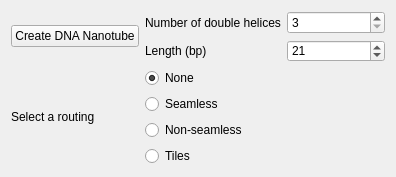
edellano/Adenita-SAMSON-Edition, file AdenitaCoreSE/form/SENanotubeCreatorEditorGUI.ui: the form before one commit.
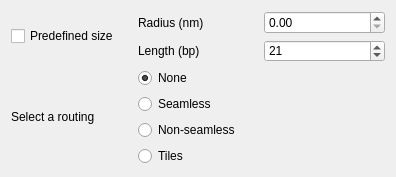
The form after the commit.

Commit message: Added possibility of manually define predefined nanotubes to nanotube editor

What changed in the file:
```diff
--- a/AdenitaCoreSE/form/SENanotubeCreatorEditorGUI.ui
+++ b/AdenitaCoreSE/form/SENanotubeCreatorEditorGUI.ui
@@ -22,13 +22,6 @@
   <layout class="QVBoxLayout" name="verticalLayout">
    <item>
     <layout class="QGridLayout" name="gridLayout">
-     <item row="0" column="0" rowspan="2">
-      <widget class="QPushButton" name="btnCreateNanotube">
-       <property name="text">
-        <string>Create DNA Nanotube</string>
-       </property>
-      </widget>
-     </item>
      <item row="2" column="0" rowspan="4">
       <widget class="QLabel" name="label">
        <property name="text">
@@ -39,7 +32,7 @@
      <item row="0" column="1">
       <widget class="QLabel" name="label_2">
        <property name="text">
-        <string>Number of double helices</string>
+        <string>Radius (nm)</string>
        </property>
       </widget>
      </item>
@@ -95,12 +88,16 @@
       </widget>
      </item>
      <item row="0" column="2">
-      <widget class="QSpinBox" name="spnNumDs">
-       <property name="minimum">
-        <number>3</number>
-       </property>
+      <widget class="QDoubleSpinBox" name="spnRadius">
        <property name="maximum">
-        <number>9999</number>
+        <double>1000.000000000000000</double>
+       </property>
+      </widget>
+     </item>
+     <item row="0" column="0" rowspan="2">
+      <widget class="QCheckBox" name="chkPredefined">
+       <property name="text">
+        <string>Predefined size</string>
        </property>
       </widget>
      </item>
```
Left out of the diff: 51 changed lines with no effect on the pictures. The commit also changes 4 other files.
